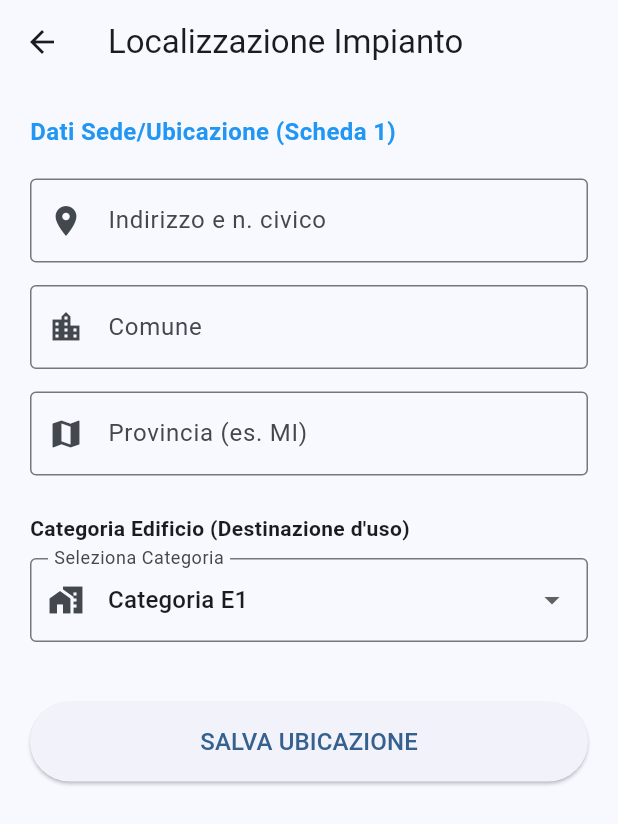
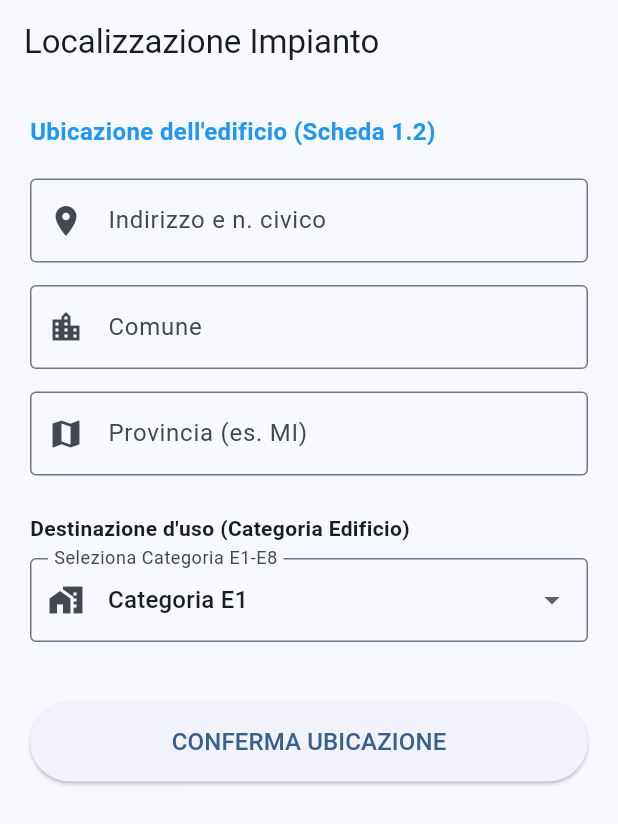
Before and after one commit to campanelliluca/nexoor_field, a Flutter app: the PropertyFormScreen screen opened directly with empty values, on a phone screen of 412 x 824 dp. Shown: the top 824 px of the screen. Run offline on Flutter 3.47's test engine with Material 3 defaults, Android fonts, the phone set to English and light mode, and no system bars; our stand-ins replace supabase_flutter; accounts and stored records are empty.

```diff
--- a/lib/screens/properties/property_form_screen.dart
+++ b/lib/screens/properties/property_form_screen.dart
@@ -1,10 +1,10 @@
 import 'package:flutter/material.dart';
-// Import assoluti: puntano ai modelli e servizi che abbiamo creato
+// Import assoluti: collegano il form alla logica dei dati e al database
 import 'package:nexoor_field/models/property_model.dart';
 import 'package:nexoor_field/services/property_service.dart';
 
 class PropertyFormScreen extends StatefulWidget {
-  // Riceviamo l'ID del cliente per legare la proprietà al suo proprietario
+  // Riceviamo l'ID del cliente per legare questa sede al suo proprietario legale
   final String customerId;
 
   const PropertyFormScreen({super.key, required this.customerId});
@@ -14,54 +14,59 @@
 }
 
 class _PropertyFormScreenState extends State<PropertyFormScreen> {
-  // Chiave per la validazione del form
+  // Chiave globale per convalidare tutti i campi del form contemporaneamente
   final _formKey = GlobalKey<FormState>();
 
-  // Controller per leggere i testi inseriti (Ubicazione Scheda 1.2)
+  // Controller per estrarre il testo inserito dal tecnico
   final _addressController = TextEditingController();
   final _cityController = TextEditingController();
   final _provinceController = TextEditingController();
 
-  // Valore selezionato nel menu a tendina (Default E1)
+  // Valore predefinito per la categoria edificio (E1: residenziale)
   String _selectedCategory = 'E1';
 
-  // Lista delle categorie edilizie ufficiali (DM 10/02/2014)
+  // Lista delle categorie ufficiali previste dalla Scheda 1.2 del Libretto
   final List<String> _buildingCategories = ['E1', 'E2', 'E3', 'E4', 'E5', 'E6', 'E7', 'E8'];
 
+  // Stato per gestire la rotellina di caricamento durante il salvataggio
   bool _isLoading = false;
 
   @override
   void dispose() {
+    // Liberiamo la memoria dai controller quando la pagina viene chiusa
     _addressController.dispose();
     _cityController.dispose();
     _provinceController.dispose();
     super.dispose();
   }
 
-  // Funzione che gestisce il salvataggio effettivo
+  // --- LOGICA DI SALVATAGGIO ---
+
   Future<void> _handleSave() async {
+    // 1. Controlla se i campi obbligatori sono stati compilati correttamente
     if (!_formKey.currentState!.validate()) return;
 
     setState(() => _isLoading = true);
 
-    // Creiamo il modello con i dati della Scheda 1.2
+    // 2. Crea l'oggetto PropertyModel con i dati dell'ubicazione
     final property = PropertyModel(
-      customerId: widget.customerId, // L'ID del cliente che possiede l'immobile
+      customerId: widget.customerId, // Lega l'indirizzo al cliente salvato in precedenza
       address: _addressController.text.trim(),
       city: _cityController.text.trim(),
-      province: _provinceController.text.trim().toUpperCase(),
-      buildingCategory: _selectedCategory,
+      province: _provinceController.text.trim().toUpperCase(), // Forza la sigla in maiuscolo
+      buildingCategory: _selectedCategory, // Categoria E1-E8 selezionata dal menu
     );
 
     try {
-      // Usiamo il servizio per inviare i dati a Supabase
+      // 3. Invia i dati a Supabase tramite il servizio dedicato
       await PropertyService().saveProperty(property);
 
       if (mounted) {
         ScaffoldMessenger.of(context).showSnackBar(
-          const SnackBar(content: Text('✅ Sede salvata con successo!')),
+          const SnackBar(content: Text('✅ Sede dell\'impianto salvata correttamente!')),
         );
-        Navigator.pop(context); // Torna alla schermata precedente
+        // Torna alla Dashboard una volta completato il flusso Cliente -> Proprietà
+        Navigator.pop(context);
       }
     } catch (e) {
       if (mounted) {
@@ -73,6 +78,8 @@
       if (mounted) setState(() => _isLoading = false);
     }
   }
+
+  // --- INTERFACCIA UTENTE (UI) ---
 
   @override
   Widget build(BuildContext context) {
@@ -88,34 +95,32 @@
                 crossAxisAlignment: CrossAxisAlignment.stretch,
                 children: [
                   const Text(
-                    'Dati Sede/Ubicazione (Scheda 1)',
+                    'Ubicazione dell\'edificio (Scheda 1.2)',
                     style: TextStyle(fontSize: 16, fontWeight: FontWeight.bold, color: Colors.blue),
                   ),
                   const SizedBox(height: 20),
 
-                  // Campo Indirizzo
+                  // Utilizziamo l'helper per creare i campi dell'indirizzo
                   _buildTextField(_addressController, 'Indirizzo e n. civico', Icons.location_on),
                   const SizedBox(height: 15),
 
-                  // Campo Comune
                   _buildTextField(_cityController, 'Comune', Icons.location_city),
                   const SizedBox(height: 15),
 
-                  // Campo Provincia (Sigla 2 lettere)
+                  // Limitiamo la provincia a 2 caratteri per standard regionale
                   _buildTextField(_provinceController, 'Provincia (es. MI)', Icons.map, maxLength: 2),
 
                   const SizedBox(height: 25),
-                  const Text('Categoria Edificio (Destinazione d\'uso)', style: TextStyle(fontWeight: FontWeight.bold)),
+                  const Text('Destinazione d\'uso (Categoria Edificio)', style: TextStyle(fontWeight: FontWeight.bold)),
                   const SizedBox(height: 10),
 
-                  // Menu a tendina per le categorie E1-E8
+                  // Selettore a tendina per evitare errori di inserimento normativo
                   DropdownButtonFormField<String>(
                     value: _selectedCategory,
-                    // NOTA: Rimosso 'const' da qui per evitare l'errore che avevi nello screenshot
-                    decoration: InputDecoration(
-                      border: const OutlineInputBorder(),
-                      prefixIcon: const Icon(Icons.home_work),
-                      labelText: 'Seleziona Categoria',
+                    decoration: const InputDecoration(
+                      border: OutlineInputBorder(),
+                      prefixIcon: Icon(Icons.home_work),
+                      labelText: 'Seleziona Categoria E1-E8',
                     ),
                     items: _buildingCategories.map((String category) {
                       return DropdownMenuItem<String>(
@@ -134,7 +139,7 @@
                   ElevatedButton(
                     onPressed: _handleSave,
                     style: ElevatedButton.styleFrom(padding: const EdgeInsets.all(15)),
-                    child: const Text('SALVA UBICAZIONE', style: TextStyle(fontSize: 16)),
+                    child: const Text('CONFERMA UBICAZIONE', style: TextStyle(fontSize: 16)),
                   ),
                 ],
               ),
@@ -143,7 +148,7 @@
     );
   }
 
-  // Helper per creare campi di testo uniformi
+  // Widget di supporto per creare caselle di testo uniformi
   Widget _buildTextField(TextEditingController controller, String label, IconData icon, {int? maxLength}) {
     return TextFormField(
       controller: controller,
@@ -151,10 +156,10 @@
         labelText: label,
         prefixIcon: Icon(icon),
         border: const OutlineInputBorder(),
-        counterText: "", // Nasconde il contatore dei caratteri per la provincia
+        counterText: "", // Nasconde il contatore numerico sotto il campo
       ),
       maxLength: maxLength,
-      validator: (v) => v!.isEmpty ? 'Campo obbligatorio' : null,
+      validator: (v) => v!.isEmpty ? 'Questo campo è obbligatorio' : null,
     );
   }
 }
```
Also changed, not shown: lib/screens/customers/customer_form_screen.dart (+13 -7 lines), lib/services/customer_service.dart (+3 -5 lines).
